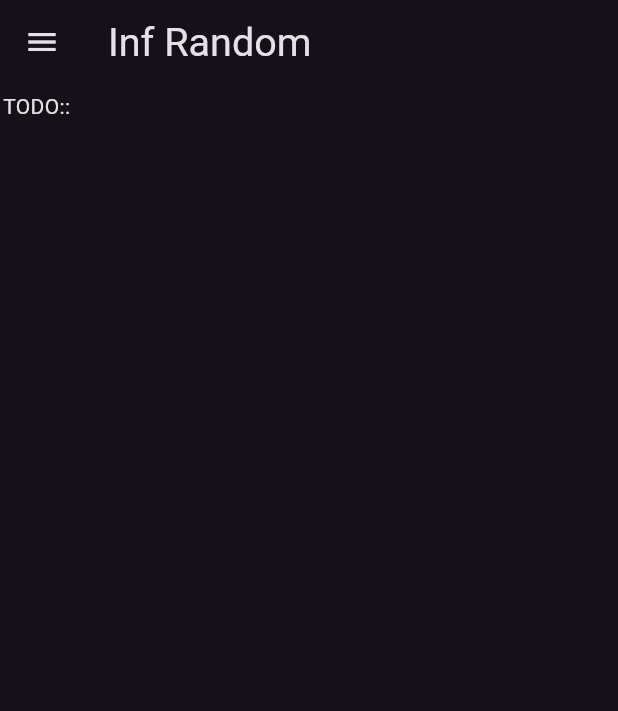
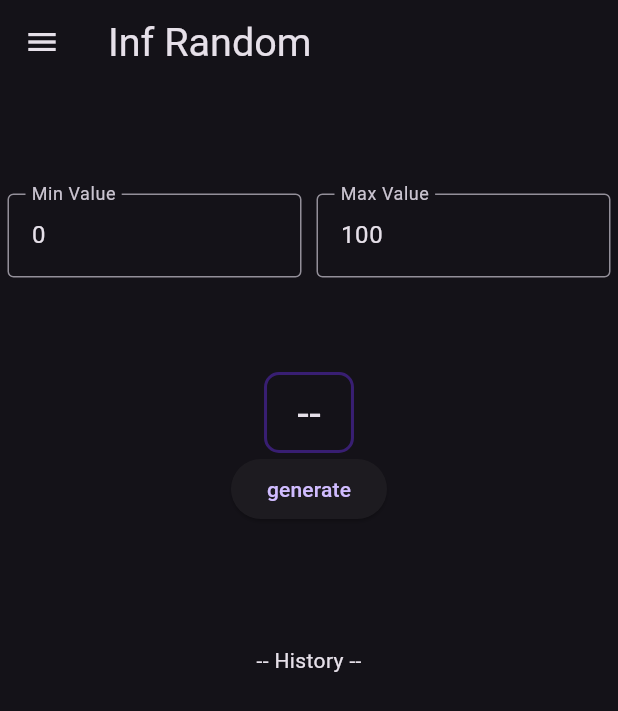
Before and after one commit to vivekg7/inf_random, a Flutter app: the RandomNumberScreen screen opened directly, on a phone screen of 412 x 824 dp. Shown: the top 711 px of the screen. Run offline on Flutter 3.47's test engine with Material 2 defaults, Android fonts, the phone set to English and light mode, and no system bars.

Commit message:
added random numbers

```diff
--- a/lib/screens/random_number.dart
+++ b/lib/screens/random_number.dart
@@ -1,3 +1,5 @@
+import 'dart:math';
+
 import 'package:flutter/material.dart';
 import 'package:inf_random/widgets/main_app_bar.dart';
 import 'package:inf_random/widgets/main_drawer.dart';
@@ -12,14 +14,157 @@ class RandomNumberScreen extends StatefulWidget {
 }
 
 class _RandomNumberScreenState extends State<RandomNumberScreen> {
+  int minValue = 0;
+  int maxValue = 100;
+  late final TextEditingController _minController;
+  late final TextEditingController _maxController;
+  int? randomNumber;
+  final Random _random = Random(DateTime.now().microsecondsSinceEpoch);
+  final List<String> _history = [];
+  final ScrollController _scrollController = ScrollController();
+
+  @override
+  void initState() {
+    super.initState();
+    _minController = TextEditingController(text: minValue.toString());
+    _maxController = TextEditingController(text: maxValue.toString());
+    _minController.addListener(() {
+      int? newMin = int.tryParse(_minController.text);
+      if (newMin != null) {
+        setState(() {
+          minValue = newMin;
+          randomNumber = null;
+        });
+      }
+    });
+    _maxController.addListener(() {
+      int? newMax = int.tryParse(_maxController.text);
+      if (newMax != null) {
+        setState(() {
+          maxValue = newMax;
+          randomNumber = null;
+        });
+      }
+    });
+  }
+
+  @override
+  void dispose() {
+    _minController.dispose();
+    _maxController.dispose();
+    _scrollController.dispose();
+    super.dispose();
+  }
+
+  void generateNumber() {
+    int nextInt = _random.nextInt(maxValue - minValue) + minValue;
+    setState(() {
+      if (randomNumber == null) {
+        _history.add('Range $minValue to $maxValue');
+      }
+      randomNumber = nextInt;
+      _history.add(randomNumber.toString());
+    });
+    // Scroll to the bottom with animation.
+    _scrollController.animateTo(
+      _scrollController.position.maxScrollExtent,
+      duration: const Duration(milliseconds: 500),
+      curve: Curves.easeOut,
+    );
+  }
+
   @override
   Widget build(BuildContext context) {
     return Scaffold(
       appBar: myAppBar(),
       drawer: MainDrawer(index: widget.index),
       body: Container(
-        margin: const EdgeInsets.symmetric(horizontal: 2, vertical: 5),
-        child: const Text('TODO::'),
+        margin: const EdgeInsets.symmetric(horizontal: 5, vertical: 10),
+        child: Column(
+          children: [
+            // Min-Max Range TextFields
+            Expanded(
+              flex: 1,
+              child: Row(
+                children: [
+                  Expanded(
+                    child: TextField(
+                      controller: _minController,
+                      decoration: const InputDecoration(
+                        border: OutlineInputBorder(),
+                        labelText: 'Min Value',
+                        hintText: 'Enter Real Number',
+                        counterText: '',
+                      ),
+                      keyboardType: TextInputType.number,
+                      maxLength: 10,
+                    ),
+                  ),
+                  const SizedBox(width: 10),
+                  Expanded(
+                    child: TextField(
+                      controller: _maxController,
+                      decoration: const InputDecoration(
+                        border: OutlineInputBorder(),
+                        labelText: 'Max Value',
+                        hintText: 'Enter Real Number',
+                        counterText: '',
+                      ),
+                      keyboardType: TextInputType.number,
+                      maxLength: 10,
+                    ),
+                  ),
+                ],
+              ),
+            ),
+
+            // Result and Button
+            Expanded(
+              flex: 1,
+              child: Column(
+                children: [
+                  Center(
+                    child: Container(
+                      padding: const EdgeInsets.symmetric(
+                          horizontal: 20, vertical: 5),
+                      decoration: BoxDecoration(
+                        borderRadius: BorderRadius.circular(10),
+                        border: Border.all(
+                          color: Theme.of(context).colorScheme.onPrimary,
+                          width: 2,
+                        ),
+                        // color: Colors.blueGrey[900],
+                      ),
+                      child: Text(
+                        randomNumber?.toString() ?? '--',
+                        textScaleFactor: 2,
+                      ),
+                    ),
+                  ),
+                  ElevatedButton(
+                    onPressed: generateNumber,
+                    child: const Text('generate'),
+                  )
+                ],
+              ),
+            ),
+            // History
+            const Text('-- History --'),
+            Expanded(
+              flex: 2,
+              child: ListView.builder(
+                controller: _scrollController,
+                addAutomaticKeepAlives: true,
+                itemCount: _history.length,
+                itemBuilder: (context, idx) {
+                  return Center(
+                    child: Text(_history[idx]),
+                  );
+                },
+              ),
+            ),
+          ],
+        ),
       ),
     );
   }
```
